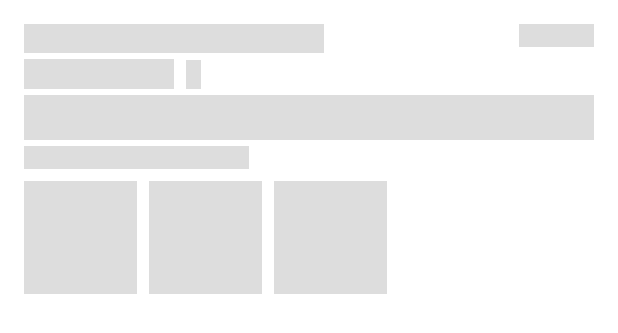
After one commit to bobbyirawan09/cloner, an Android app: the layout shimmer_business_result.xml on its own in the app's theme, with its tools: preview values and no code run, on a phone screen of 412 x 824 dp. The commit adds this screen. Shown: the top 333 px of the screen. Run offline under Robolectric (Android 15) with nearby library versions, the phone set to English and light mode, and no system bars; network calls fail.

Commit message:
update: add shimmer when loading business result

```diff
--- a/core/src/main/res/values/colors.xml
+++ b/core/src/main/res/values/colors.xml
@@ -1,4 +1,5 @@
 <?xml version="1.0" encoding="utf-8"?>
 <resources>
     <color name="blackTransparent">#ca000000</color>
+    <color name="colorGrey">#dddddd</color>
 </resources>
--- a/feature_business/build.gradle.kts
+++ b/feature_business/build.gradle.kts
@@ -19,6 +19,7 @@ dependencies {
     implementation("com.google.maps.android:maps-ktx:2.3.0")
     implementation("com.google.maps.android:maps-utils-ktx:2.3.0")
     implementation("com.google.android.gms:play-services-maps:17.0.1")
+    implementation("com.facebook.shimmer:shimmer:0.5.0")
 
 //    addRoomDependencies()
     addCoroutineDependencies()
--- /dev/null
+++ b/feature_business/src/main/res/layout/shimmer_business_result.xml
@@ -0,0 +1,95 @@
+<?xml version="1.0" encoding="utf-8"?>
+<androidx.constraintlayout.widget.ConstraintLayout xmlns:android="http://schemas.android.com/apk/res/android"
+    xmlns:app="http://schemas.android.com/apk/res-auto"
+    android:layout_width="match_parent"
+    android:layout_height="wrap_content"
+    android:layout_margin="16dp">
+
+    <TextView
+        android:id="@+id/tv_name"
+        android:layout_width="200dp"
+        android:layout_height="wrap_content"
+        android:background="@color/colorGrey"
+        app:layout_constraintStart_toStartOf="parent"
+        app:layout_constraintTop_toTopOf="parent" />
+
+    <TextView
+        android:id="@+id/tv_distance"
+        android:layout_width="50dp"
+        android:layout_height="15dp"
+        android:background="@color/colorGrey"
+        app:layout_constraintEnd_toEndOf="parent"
+        app:layout_constraintTop_toTopOf="@id/tv_name" />
+
+    <View
+        android:id="@+id/rb_total_review"
+        android:layout_width="100dp"
+        android:layout_height="20dp"
+        android:layout_marginTop="4dp"
+        android:background="@color/colorGrey"
+        app:layout_constraintStart_toStartOf="parent"
+        app:layout_constraintTop_toBottomOf="@id/tv_name" />
+
+    <TextView
+        android:id="@+id/tv_address"
+        android:layout_width="0dp"
+        android:layout_height="30dp"
+        android:layout_marginTop="4dp"
+        android:background="@color/colorGrey"
+        app:layout_constraintEnd_toEndOf="parent"
+        app:layout_constraintStart_toStartOf="parent"
+        app:layout_constraintTop_toBottomOf="@id/rb_total_review" />
+
+    <TextView
+        android:id="@+id/tv_categories"
+        android:layout_width="150dp"
+        android:layout_height="15dp"
+        android:layout_marginTop="4dp"
+        android:background="@color/colorGrey"
+        app:layout_constraintStart_toStartOf="parent"
+        app:layout_constraintTop_toBottomOf="@+id/tv_address" />
+
+    <TextView
+        android:id="@+id/tv_review_count"
+        android:layout_width="10dp"
+        android:layout_height="wrap_content"
+        android:layout_marginStart="8dp"
+        android:background="@color/colorGrey"
+        app:layout_constraintBottom_toBottomOf="@id/rb_total_review"
+        app:layout_constraintStart_toEndOf="@id/rb_total_review"
+        app:layout_constraintTop_toTopOf="@id/rb_total_review" />
+
+    <ImageView
+        android:id="@+id/iv_business_image"
+        android:layout_width="75dp"
+        android:layout_height="75dp"
+        android:layout_marginTop="8dp"
+        android:background="@color/colorGrey"
+        android:contentDescription="@string/preview_image"
+        app:layout_constraintBottom_toBottomOf="parent"
+        app:layout_constraintStart_toStartOf="parent"
+        app:layout_constraintTop_toBottomOf="@id/tv_categories" />
+
+    <ImageView
+        android:id="@+id/iv_business_image2"
+        android:layout_width="75dp"
+        android:layout_height="75dp"
+        android:layout_marginStart="8dp"
+        android:background="@color/colorGrey"
+        android:contentDescription="@string/preview_image"
+        app:layout_constraintBottom_toBottomOf="parent"
+        app:layout_constraintStart_toEndOf="@+id/iv_business_image"
+        app:layout_constraintTop_toTopOf="@+id/iv_business_image" />
+
+    <ImageView
+        android:id="@+id/iv_business_image3"
+        android:layout_width="75dp"
+        android:layout_height="75dp"
+        android:layout_marginStart="8dp"
+        android:background="@color/colorGrey"
+        android:contentDescription="@string/preview_image"
+        app:layout_constraintBottom_toBottomOf="parent"
+        app:layout_constraintStart_toEndOf="@+id/iv_business_image2"
+        app:layout_constraintTop_toTopOf="@+id/iv_business_image2" />
+
+</androidx.constraintlayout.widget.ConstraintLayout>
```
Also changed, not shown: feature_business/src/main/java/com/bobby/cloner/feature_business/presentation/business/BusinessFragment.kt (+21 -0 lines), feature_business/src/main/java/com/bobby/cloner/feature_business/presentation/business/BusinessViewModel.kt (+8 -0 lines), feature_business/src/main/res/layout/fragment_business.xml (+26 -5 lines), core/src/main/res/drawable/preview_image.webp (added).
